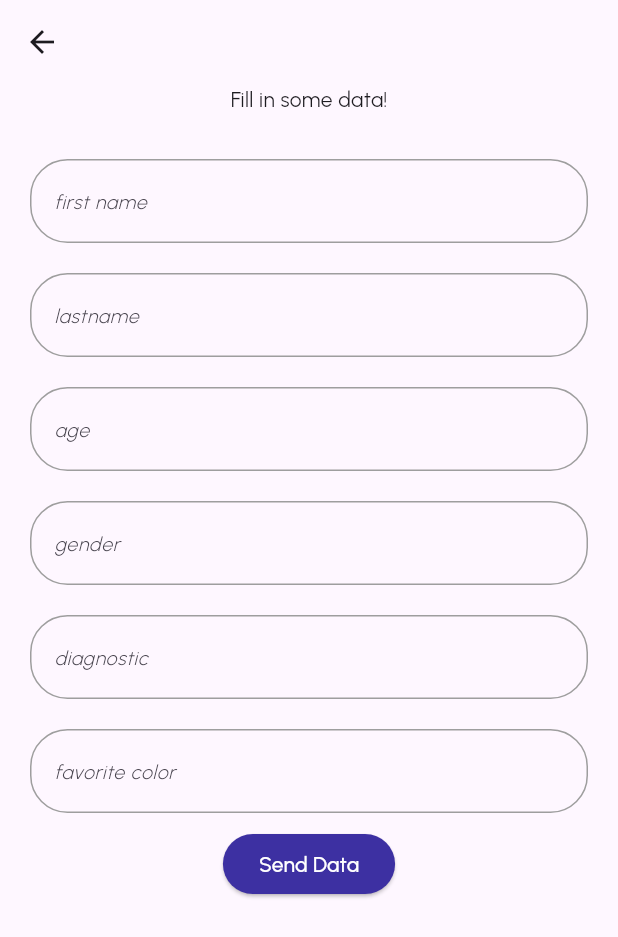
After one commit to binivazqua/bejoy-, a Flutter app: the screen it shows once a user with an empty profile is signed in, item 3 of the bottom bar chosen, after a tap on the "edit" icon, on a phone screen of 412 x 824 dp. The commit adds this screen. Shown: the top 937 px of the screen. Run offline on Flutter 3.47's test engine with Material 3 defaults, Android fonts, the phone set to English and light mode, and no system bars; our stand-ins replace audioplayers, avatar_glow, cloud_firestore, curved_navigation_bar, firebase_auth, firebase_core and 3 more; missing offline and left inert: dart:ffi, highlight_text; accounts and stored records are empty; network calls fail.

Commit message:
user data UI done

```diff
--- a/lib/blocks/loginPage.dart
+++ b/lib/blocks/loginPage.dart
@@ -32,10 +32,10 @@ class _loginPageeState extends State<loginPagee> {
 
   @override
   Widget build(BuildContext context) {
-    return Center(
-      child: Scaffold(
-        backgroundColor: Colors.white,
-        body: Column(
+    return Scaffold(
+      backgroundColor: Colors.white,
+      body: SingleChildScrollView(
+        child: Column(
           // in Scaffold 'child' changes to 'body'.
           // ALIGN ITEMS -> CSS
 
@@ -96,12 +96,7 @@ class _loginPageeState extends State<loginPagee> {
             //myButton(),
 
             ElevatedButton(
-              onPressed: () {
-                Navigator.of(context)
-                    .push(MaterialPageRoute(builder: (context) {
-                  return const moodTrackerPage();
-                }));
-              },
+              onPressed: signInUser,
               style: ButtonStyle(
                   backgroundColor: MaterialStateProperty.resolveWith(
                       (states) => colorConstants.yellowish)),
--- a/lib/pages/subs/registerPage.dart
+++ b/lib/pages/subs/registerPage.dart
@@ -69,7 +69,8 @@ class _registerPageState extends State<registerPage> {
     }
 
     return Scaffold(
-      body: Center(
+      body: SingleChildScrollView(
+        child: Center(
           child: Padding(
             padding: const EdgeInsets.all(10.0),
             child: Column(
@@ -145,6 +146,7 @@ class _registerPageState extends State<registerPage> {
             ),
           ),
         ),
+      ),
     );
   }
 }
--- /dev/null
+++ b/lib/pages/subs/userData.dart
@@ -0,0 +1,81 @@
+import 'package:cloud_firestore/cloud_firestore.dart';
+import 'package:flutter/cupertino.dart';
+import 'package:flutter/material.dart';
+import 'package:flutterin/components/textField.dart';
+import 'package:flutterin/models/colorConstants.dart';
+
+class userData extends StatefulWidget {
+  const userData({super.key});
+
+  @override
+  State<userData> createState() => _userDataState();
+}
+
+class _userDataState extends State<userData> {
+  final TextEditingController _name = TextEditingController();
+  final TextEditingController _lastname = TextEditingController();
+  final TextEditingController _age = TextEditingController();
+  final TextEditingController _gender = TextEditingController();
+  final TextEditingController _diagnostic = TextEditingController();
+  final TextEditingController _color = TextEditingController();
+
+  Future addUserDetails(String name, String lastname, String age, String, color,
+      String gender) async {
+    await FirebaseFirestore.instance.collection('users').add({
+      'first name': name,
+      'last name': lastname,
+      'age': age,
+      'color': color,
+      'gender': gender,
+    });
+  }
+
+  @override
+  Widget build(BuildContext context) {
+    return Scaffold(
+      appBar: AppBar(
+        backgroundColor: Colors.transparent,
+      ),
+      body: Center(
+        child: Column(
+          children: [
+            Text('Fill in some data!'),
+            SizedBox(height: 20),
+            textField(
+                hintDesiredText: 'first name',
+                controller: _name,
+                obscureText: false),
+            textField(
+                hintDesiredText: 'lastname',
+                controller: _lastname,
+                obscureText: false),
+            textField(
+                hintDesiredText: 'age', controller: _age, obscureText: false),
+            textField(
+                hintDesiredText: 'gender',
+                controller: _gender,
+                obscureText: false),
+            textField(
+                hintDesiredText: 'diagnostic',
+                controller: _diagnostic,
+                obscureText: false),
+            textField(
+                hintDesiredText: 'favorite color',
+                controller: _color,
+                obscureText: false),
+            ElevatedButton(
+              onPressed: () {},
+              child: Text(
+                'Send Data',
+                style: TextStyle(color: Colors.white),
+              ),
+              style: ButtonStyle(
+                  backgroundColor:
+                      WidgetStatePropertyAll(colorConstants.deepPurple)),
+            )
+          ],
+        ),
+      ),
+    );
+  }
+}
--- a/lib/pages/user.dart
+++ b/lib/pages/user.dart
@@ -4,6 +4,7 @@ import 'package:flutter/material.dart';
 import 'package:flutter/rendering.dart';
 import 'package:flutter/widgets.dart';
 import 'package:flutterin/components/audioPlayer.dart';
+import 'package:flutterin/pages/subs/userData.dart';
 import 'package:google_fonts/google_fonts.dart';
 
 class ProfilePage extends StatelessWidget {
@@ -29,7 +30,12 @@ class ProfilePage extends StatelessWidget {
                       child: Icon(Icons.person, size: 60, color: Colors.purple),
                     ),
                     InkWell(
-                      onTap: () {},
+                      onTap: () {
+                        Navigator.push(
+                            context,
+                            MaterialPageRoute(
+                                builder: (context) => userData()));
+                      },
                       child: const CircleAvatar(
                           backgroundColor: Colors.orange,
                           radius: 12,
```
Lines whose indentation alone changed are shown as unchanged.
